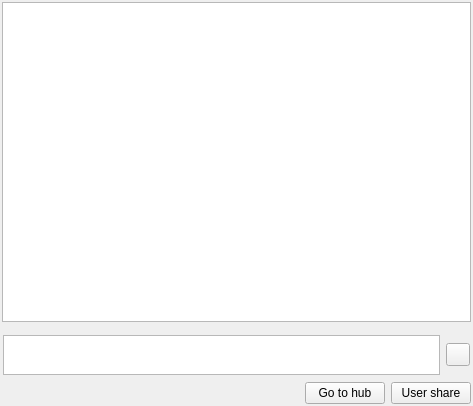
Qt form eiskaltdcpp-qt/ui/PrivateMessage.ui (eiskaltdcpp/eiskaltdcpp) before a commit.
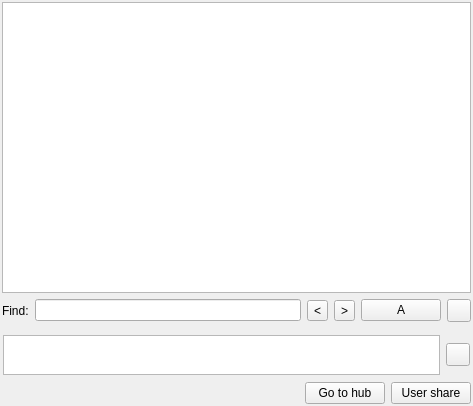
The same form after that commit. Custom widgets are drawn as their Qt base class.

Commit message: EiskaltDC++ Qt: 	* Find frame for PM. Fixed issue #784.

```diff
--- a/eiskaltdcpp-qt/ui/PrivateMessage.ui
+++ b/eiskaltdcpp-qt/ui/PrivateMessage.ui
@@ -26,6 +26,65 @@
        </property>
       </widget>
      </item>
+     <item>
+      <widget class="QFrame" name="frame_2">
+       <property name="minimumSize">
+        <size>
+         <width>0</width>
+         <height>0</height>
+        </size>
+       </property>
+       <property name="frameShape">
+        <enum>QFrame::NoFrame</enum>
+       </property>
+       <property name="frameShadow">
+        <enum>QFrame::Raised</enum>
+       </property>
+       <layout class="QGridLayout" name="gridLayout_3">
+        <property name="margin">
+         <number>0</number>
+        </property>
+        <item row="1" column="1">
+         <widget class="LineEdit" name="lineEdit_FIND"/>
+        </item>
+        <item row="1" column="0">
+         <widget class="QLabel" name="label">
+          <property name="text">
+           <string>Find:</string>
+          </property>
+         </widget>
+        </item>
+        <item row="1" column="2">
+         <widget class="QToolButton" name="toolButton_BACK">
+          <property name="text">
+           <string>&lt;</string>
+          </property>
+         </widget>
+        </item>
+        <item row="1" column="3">
+         <widget class="QToolButton" name="toolButton_FORWARD">
+          <property name="text">
+           <string>&gt;</string>
+          </property>
+         </widget>
+        </item>
+        <item row="1" column="5">
+         <widget class="QToolButton" name="toolButton_HIDE">
+          <property name="text">
+           <string/>
+          </property>
+         </widget>
+        </item>
+        <item row="1" column="4">
+         <widget class="QPushButton" name="pushButton_ALL">
+          <property name="text">
+           <string>A</string>
+          </property>
+         </widget>
+        </item>
+       </layout>
+      </widget>
+     </item>
      <item>
       <layout class="QVBoxLayout" name="verticalLayout">
        <item>
@@ -137,6 +196,11 @@
    <extends>QPlainTextEdit</extends>
    <header>ChatEdit.h</header>
   </customwidget>
+  <customwidget>
+   <class>LineEdit</class>
+   <extends>QLineEdit</extends>
+   <header>LineEdit.h</header>
+  </customwidget>
  </customwidgets>
  <resources/>
  <connections/>
```
The commit also changes 3 other files.
